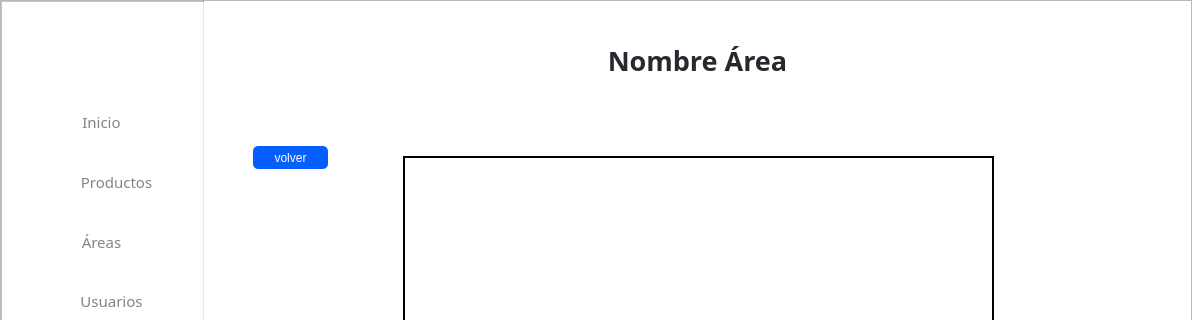
The window that Interfaces/main/main_ui.ui (juanignaciocansillieri/bullsoft) describes before a commit, drawn with Qt 5; both pictures show x 0 to 1192 and y 0 to 320 of the 1192 by 686 pixel window.
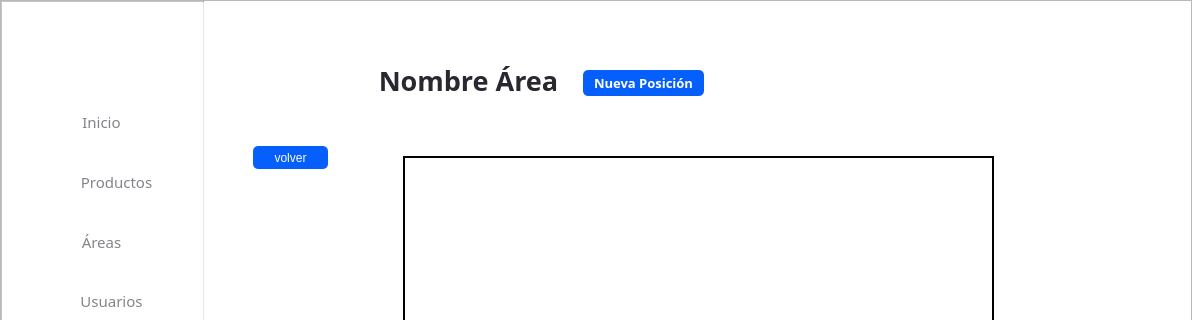
The same window after the commit. The open tabs and pages were chosen to show the change. Icons and pictures are not drawn.

Commit message: NUEVA INTERFAZ

```diff
--- a/Interfaces/main/main_ui.ui
+++ b/Interfaces/main/main_ui.ui
@@ -1812,9 +1812,15 @@
                    <property name="frameShadow">
                     <enum>QFrame::Raised</enum>
                    </property>
-                   <layout class="QHBoxLayout" name="horizontalLayout_2">
-                    <item>
                      <widget class="QLabel" name="label_nombre_area">
+                    <property name="geometry">
+                     <rect>
+                      <x>150</x>
+                      <y>50</y>
+                      <width>211</width>
+                      <height>40</height>
+                     </rect>
+                    </property>
                       <property name="minimumSize">
                        <size>
                         <width>211</width>
@@ -1846,8 +1852,58 @@
                        <set>Qt::AlignCenter</set>
                       </property>
                      </widget>
-                    </item>
-                   </layout>
+                   <widget class="QPushButton" name="btn_nuevaEstanteria">
+                    <property name="geometry">
+                     <rect>
+                      <x>370</x>
+                      <y>60</y>
+                      <width>121</width>
+                      <height>26</height>
+                     </rect>
+                    </property>
+                    <property name="minimumSize">
+                     <size>
+                      <width>0</width>
+                      <height>26</height>
+                     </size>
+                    </property>
+                    <property name="font">
+                     <font>
+                      <family>Cairo SemiBold</family>
+                      <pointsize>10</pointsize>
+                      <weight>75</weight>
+                      <bold>true</bold>
+                     </font>
+                    </property>
+                    <property name="cursor">
+                     <cursorShape>PointingHandCursor</cursorShape>
+                    </property>
+                    <property name="styleSheet">
+                     <string notr="true">QPushButton{
+background-color: #055ffc;
+color:#fff;
+border-radius: 5px;
+text-align:center;
+}
+
+QPushButton:hover{
+
+}</string>
+                    </property>
+                    <property name="text">
+                     <string>Nueva Posición</string>
+                    </property>
+                    <property name="icon">
+                     <iconset>
+                      <normaloff>:/img/plus.png</normaloff>:/img/plus.png</iconset>
+                    </property>
+                    <property name="iconSize">
+                     <size>
+                      <width>13</width>
+                      <height>13</height>
+                     </size>
+                    </property>
+                   </widget>
                   </widget>
                  </item>
                  <item>
```
Left out of the diff: 2 changed lines with no effect on the pictures. Lines whose indentation alone changed are shown as unchanged. The commit also changes 1 other file.
